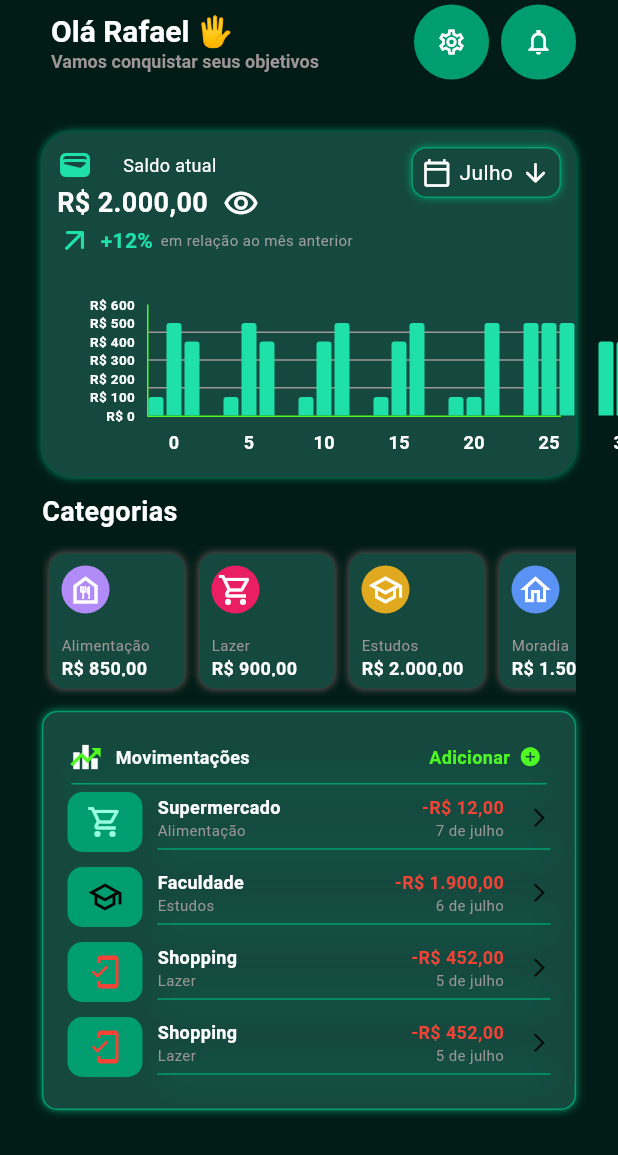
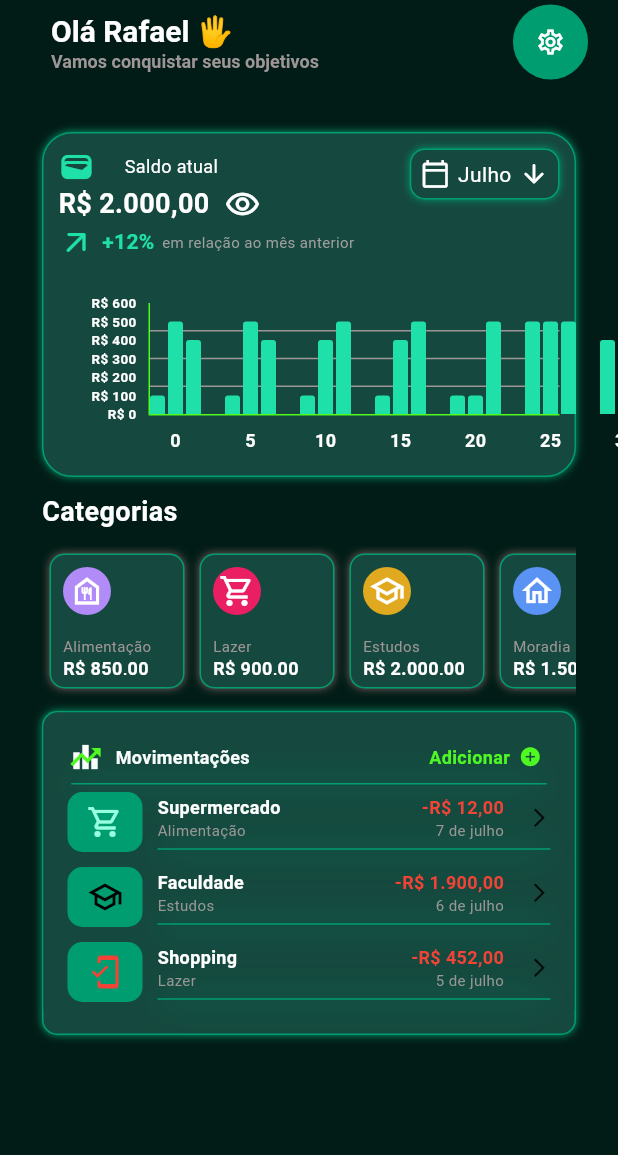
Before and after one commit to PatryckDiasDelfes/sem_sufoco, a Flutter app: the HomePage screen opened by its route, on a phone screen of 412 x 824 dp. Shown: the top 1155 px of the screen. Run offline on Flutter 3.47's test engine with Material 3 defaults, Android fonts, the phone set to English and light mode, and no system bars; drawn by our look-alikes of fl_chart; our stand-ins replace animated_notch_bottom_bar, carousel_slider, flutter_svg, go_router, material_symbols_icons.

Commit message:
feat: enhance UI components; add borders to graphics and adjust paddings

```diff
--- a/lib/features/home/widgets/Graphic/app_calendar_graphic.dart
+++ b/lib/features/home/widgets/Graphic/app_calendar_graphic.dart
@@ -25,13 +25,13 @@
           child: Row(
             spacing: 5,
             children: [
-              Icon(
+              const Icon(
                 Icons.calendar_today_outlined,
                 color: AppColors.white,
                 size: 20,
               ),
-              Text('Julho', style: TextStyle(color: AppColors.white)),
-              Icon(
+              const Text('Julho', style: TextStyle(color: AppColors.white)),
+              const Icon(
                 Icons.arrow_downward_rounded,
                 color: AppColors.white,
                 size: 20,
--- a/lib/features/home/widgets/Graphic/app_graphic_setion.dart
+++ b/lib/features/home/widgets/Graphic/app_graphic_setion.dart
@@ -14,6 +14,7 @@
       width: MediaQuery.of(context).size.width,
       decoration: BoxDecoration(
         color: AppColors.bg,
+        border: Border.all(color: AppColors.cardGreen, width: 1),
         borderRadius: BorderRadius.circular(20),
         boxShadow: const [
           BoxShadow(
@@ -28,7 +29,7 @@
         child: Column(
           children: [
             SizedBox(
-              height: 105,
+              height: 103,
               child: Row(
                 crossAxisAlignment: CrossAxisAlignment.start,
                 children: [
--- a/lib/features/home/widgets/app_bar_custom.dart
+++ b/lib/features/home/widgets/app_bar_custom.dart
@@ -17,22 +17,11 @@
       centerTitle: false,
       actions: [
         AppIconAppBar(
-          numPadding: 8,
+          numPadding: 20,
           icon: IconButton(
             onPressed: () {},
             icon: const Icon(
               Icons.settings_outlined,
-              color: AppColors.white,
-              size: 20,
-            ),
-          ),
-        ),
-        AppIconAppBar(
-          numPadding: 28,
-          icon: IconButton(
-            onPressed: () {},
-            icon: const Icon(
-              Icons.notifications_none_sharp,
               color: AppColors.white,
               size: 20,
             ),
--- a/lib/features/home/widgets/app_card_category.dart
+++ b/lib/features/home/widgets/app_card_category.dart
@@ -26,11 +26,12 @@
         width: 90,
         decoration: BoxDecoration(
           color: AppColors.bg,
+          border: Border.all(color: AppColors.cardGreen, width: 1),
           borderRadius: BorderRadius.circular(10),
           boxShadow: const [
             BoxShadow(
               color: Color.fromARGB(255, 112, 91, 91),
-              blurRadius: 4, // O desfoque da sombra
+              blurRadius: 4, // O desfoque da sombra.
               // O quanto a sombra se espalha
             ),
           ],
--- a/lib/features/home/widgets/app_extract.dart
+++ b/lib/features/home/widgets/app_extract.dart
@@ -78,18 +78,6 @@
                 context.push('/ReleaseDetailsPage');
               },
             ),
-            GestureDetector(
-              child: const AppSpend(
-                name: 'Shopping',
-                category: 'Lazer',
-                price: -452,
-                date: '5 de julho',
-                icone: Icon(Icons.mobile_friendly, color: AppColors.red),
-              ),
-              onTap: () {
-                context.push('/ReleaseDetailsPage');
-              },
-            ),
           ],
         ),
       ),
```
